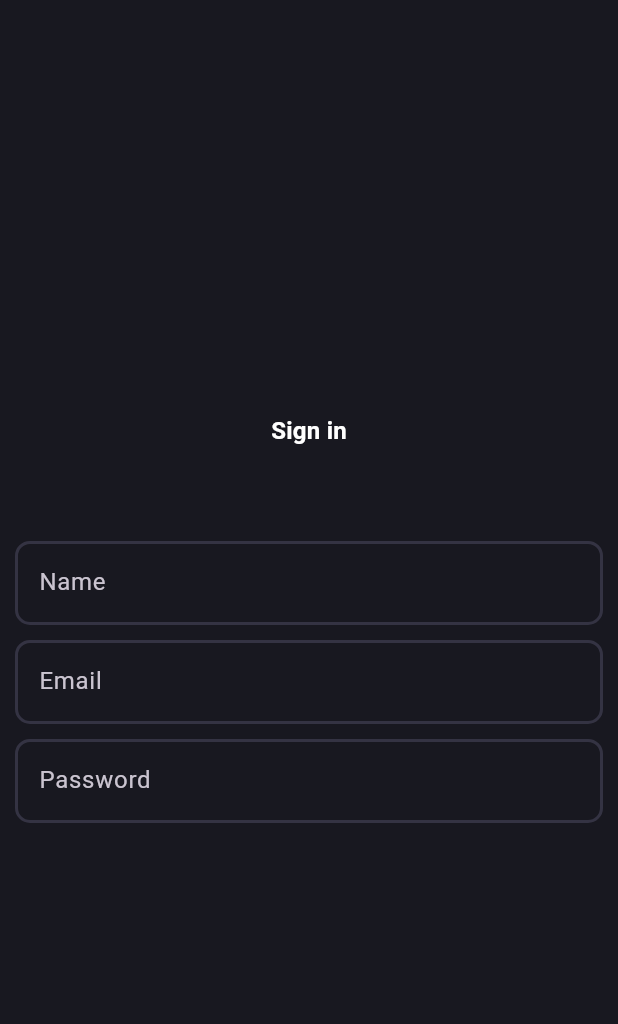
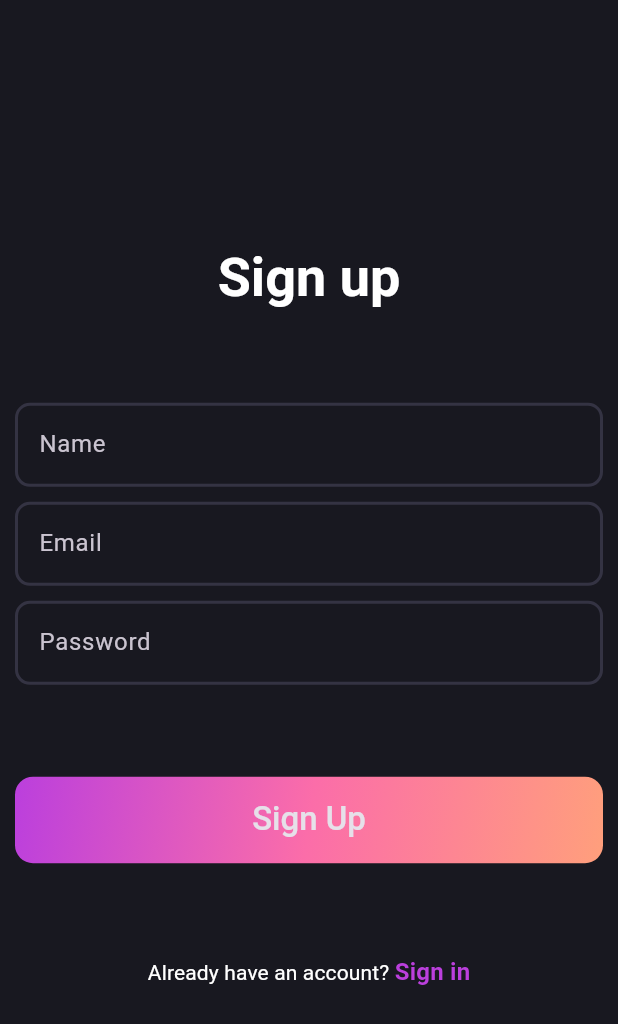
Before and after one commit to rafiullahkhaleel/blog-clean-architecture, a Flutter app: the screen it shows after launch, on a phone screen of 412 x 824 dp. Shown: the top 1024 px of the screen. Run offline on Flutter 3.47's test engine with Material 3 defaults, Android fonts, the phone set to English and light mode, and no system bars.

Commit message:
- Create `AuthButton` widget featuring a gradient background and rounded borders. - Refactor `ContextSizeBoxExtension` to `ContextDimensionsExtension`, adding `height` and `width` calculation methods and renaming spacing utilities to `vSpace` and `hSpace`. - Update `SignUpScreen` with a scrollable layout, improved typography, and the new `AuthButton`. - Add a "Sign in" call-to-action using `RichText` at the bottom of the `SignUpScreen`. - Wrap `SignUpScreen` in a `SafeArea` and `Center` widget for better alignment and responsiveness.

```diff
--- a/lib/core/extension/context_size_box_extension.dart
+++ b/lib/core/extension/context_size_box_extension.dart
@@ -1,12 +1,22 @@
 import 'package:flutter/cupertino.dart';
 
-extension ContextSizeBoxExtension on BuildContext {
-  SizedBox sh(double percent) {
+extension ContextDimensionsExtension on BuildContext {
+  double height(double percent) {
+    final height = MediaQuery.sizeOf(this).height;
+    return height * percent / 100;
+  }
+
+  double width(double percent) {
+    final width = MediaQuery.sizeOf(this).width;
+    return width * percent / 100;
+  }
+
+  SizedBox vSpace(double percent) {
     final height = MediaQuery.sizeOf(this).height;
     return SizedBox(height: height * percent / 100);
   }
 
-  SizedBox sw(double percent) {
+  SizedBox hSpace(double percent) {
     final width = MediaQuery.sizeOf(this).width;
     return SizedBox(width: width * percent / 100);
   }
--- a/lib/features/auth/presentation/screens/sign_up_screen.dart
+++ b/lib/features/auth/presentation/screens/sign_up_screen.dart
@@ -1,4 +1,5 @@
 import 'package:blog_clean_architecture/core/extension/context_size_box_extension.dart';
+import 'package:blog_clean_architecture/features/auth/presentation/widgets/auth_button.dart';
 import 'package:blog_clean_architecture/features/auth/presentation/widgets/auth_field.dart';
 import 'package:flutter/material.dart';
 
@@ -14,25 +15,55 @@ class SignUpScreen extends StatefulWidget {
 class _SignUpScreenState extends State<SignUpScreen> {
   @override
   Widget build(BuildContext context) {
-    return Scaffold(
+    return SafeArea(
+      child: Scaffold(
         body: Padding(
           padding: .all(10),
+          child: Center(
+            child: SingleChildScrollView(
+              physics: ScrollPhysics(
+                parent: BouncingScrollPhysics()
+              ),
               child: Column(
-          mainAxisAlignment: .center,
                 spacing: 10,
                 children: [
                   Text(
-              'Sign in',
-              style: Theme.of(context).textTheme.titleMedium?.copyWith(
+                    'Sign up',
+                    style: Theme.of(context).textTheme.displaySmall?.copyWith(
                       color: AppPallete.whiteColor,
                       fontWeight: FontWeight.bold,
                     ),
                   ),
-            context.sh(5),
+                  context.vSpace(5),
                   AuthField(hintText: 'Name'),
                   AuthField(hintText: 'Email'),
                   AuthField(hintText: 'Password'),
+                  context.vSpace(5),
+                  AuthButton(),
+                  context.vSpace(5),
+                  RichText(
+                    text: TextSpan(
+                      text: 'Already have an account? ',
+                      style: Theme.of(context).textTheme.titleSmall?.copyWith(
+                        color: AppPallete.whiteColor,
+                        fontWeight: FontWeight.normal,
+                      ),
+                      children: [
+                        TextSpan(
+                          text: 'Sign in',
+                          style: Theme.of(context).textTheme.titleMedium
+                              ?.copyWith(
+                                color: AppPallete.gradient1,
+                                fontWeight: FontWeight.bold,
+                              ),
+                        ),
                       ],
+                    ),
+                  ),
+                ],
+              ),
+            ),
+          ),
         ),
       ),
     );
--- /dev/null
+++ b/lib/features/auth/presentation/widgets/auth_button.dart
@@ -0,0 +1,36 @@
+import 'package:blog_clean_architecture/core/extension/context_size_box_extension.dart';
+import 'package:flutter/material.dart';
+
+import '../../../../core/theme/app_pallete.dart';
+
+class AuthButton extends StatelessWidget {
+  const AuthButton({super.key});
+
+  @override
+  Widget build(BuildContext context) {
+    return Container(
+      width: double.infinity,
+      height: context.height(7),
+      decoration: BoxDecoration(
+        gradient: LinearGradient(
+          colors: [
+            AppPallete.gradient1,
+            AppPallete.gradient2,
+            AppPallete.gradient3,
+          ],
+          begin: Alignment.topLeft,
+          end: Alignment.bottomRight,
+        ),
+        borderRadius: .circular(12),
+      ),
+      child: Center(
+        child: Text(
+          'Sign Up',
+          style: Theme.of(
+            context,
+          ).textTheme.titleLarge?.copyWith(fontWeight: FontWeight.w500),
+        ),
+      ),
+    );
+  }
+}
```
Lines whose indentation alone changed are shown as unchanged.
